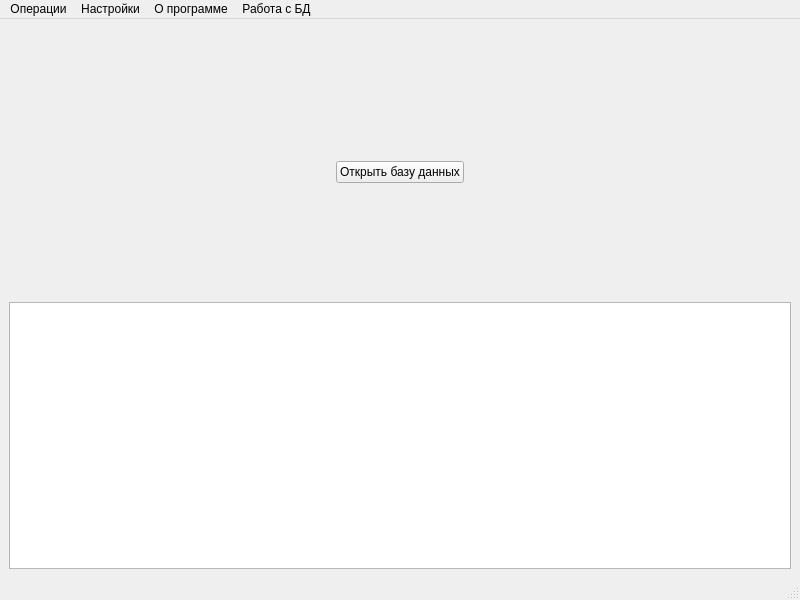
First picture: the form in ui/main_window.ui, repository fixtik/Garage_base, before the edit.
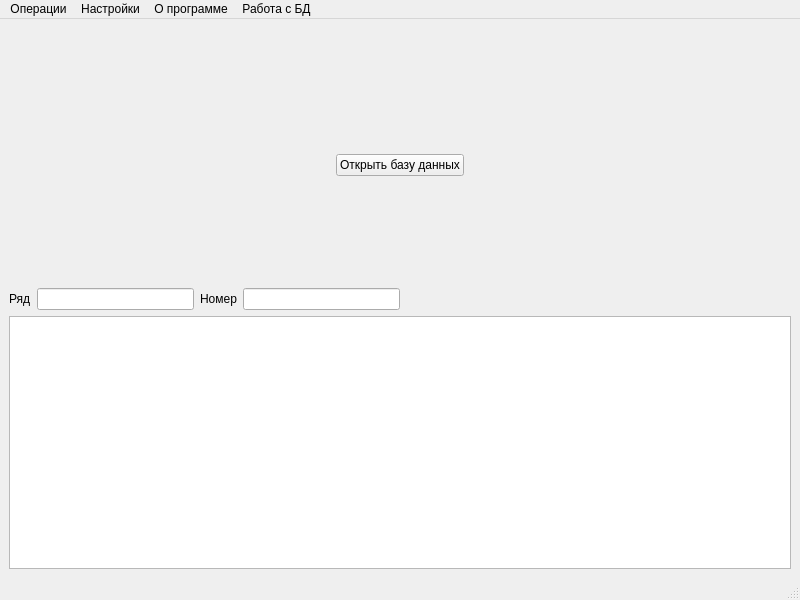
Second picture: the form after the edit.

Patch:
```diff
--- a/ui/main_window.ui
+++ b/ui/main_window.ui
@@ -89,6 +89,47 @@
       </item>
      </layout>
     </item>
+    <item>
+     <layout class="QHBoxLayout" name="horizontalLayout_3">
+      <item>
+       <layout class="QHBoxLayout" name="horizontalLayout_2">
+        <item>
+         <widget class="QLabel" name="row_label">
+          <property name="text">
+           <string>Ряд</string>
+          </property>
+         </widget>
+        </item>
+        <item>
+         <widget class="QLineEdit" name="row_lineEdit"/>
+        </item>
+        <item>
+         <widget class="QLabel" name="num_label">
+          <property name="text">
+           <string>Номер</string>
+          </property>
+         </widget>
+        </item>
+        <item>
+         <widget class="QLineEdit" name="num_lineEdit"/>
+        </item>
+       </layout>
+      </item>
+      <item>
+       <spacer name="horizontalSpacer_3">
+        <property name="orientation">
+         <enum>Qt::Horizontal</enum>
+        </property>
+        <property name="sizeHint" stdset="0">
+         <size>
+          <width>40</width>
+          <height>20</height>
+         </size>
+        </property>
+       </spacer>
+      </item>
+     </layout>
+    </item>
     <item>
      <widget class="QTableView" name="tableView"/>
     </item>
```
